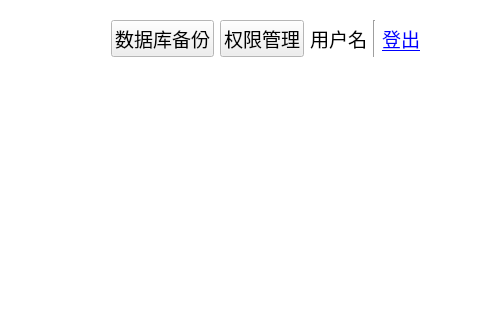
Before: the Qt Designer form ui/widgets/main_page/MainPage.ui in ArcherLuo233/election-s-prediction, drawn with Qt 5; both pictures show x 719 to 1199 and y 0 to 320 of the 1199 by 666 pixel window.
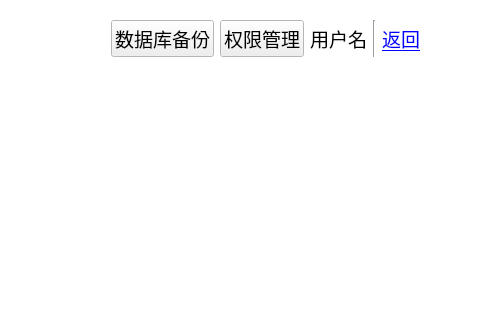
After: the same form once the commit is applied. Custom widgets are drawn as their Qt base class.

Diff of the .ui file:
```diff
--- a/ui/widgets/main_page/MainPage.ui
+++ b/ui/widgets/main_page/MainPage.ui
@@ -233,7 +233,7 @@
          </font>
         </property>
         <property name="text">
-         <string>&lt;a href=&quot;#logout&quot;&gt;登出&lt;/a&gt;</string>
+               <string>&lt;a href=&quot;#goback&quot;&gt;返回&lt;/a&gt;</string>
         </property>
        </widget>
       </item>
```
Left out of the diff: 2 changed lines with no effect on the pictures. Lines whose indentation alone changed are shown as unchanged.
